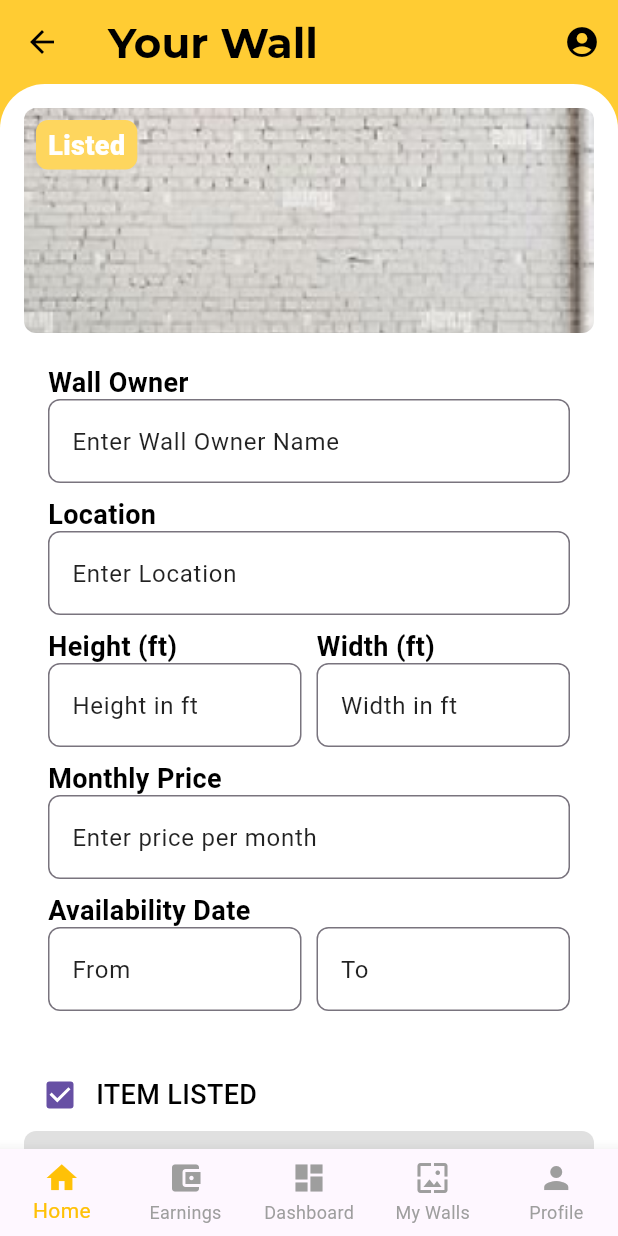
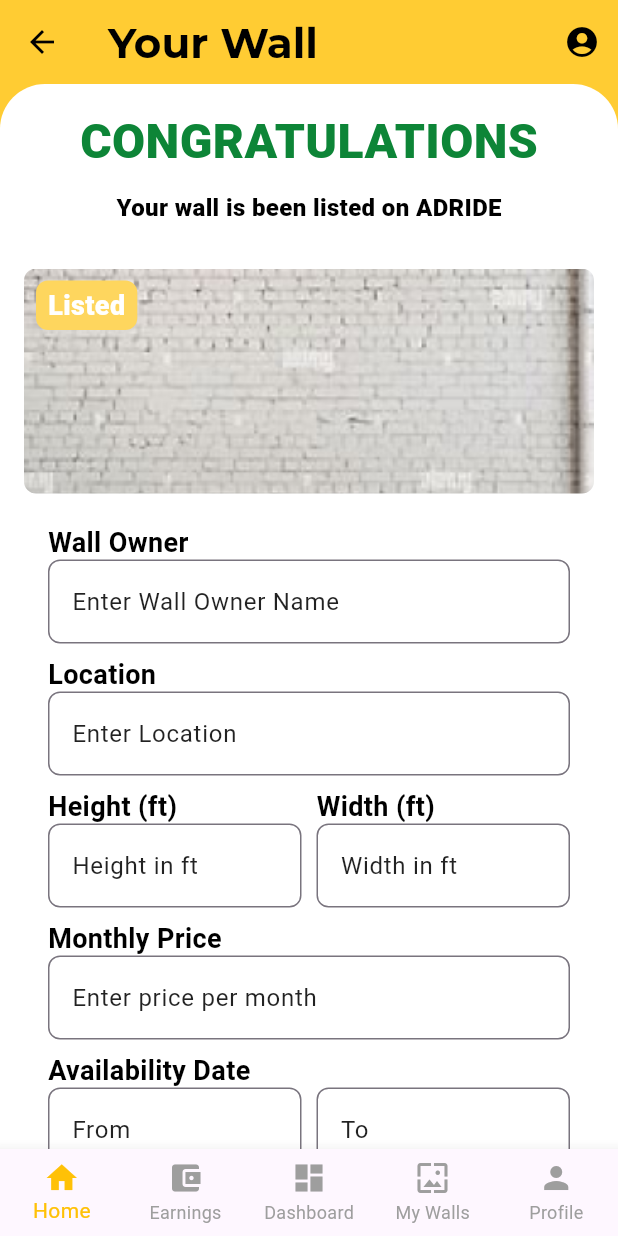
Before and after one commit to Minisock/AdRide, a Flutter app: the screen it shows after launch, on a phone screen of 412 x 824 dp. Run offline on Flutter 3.47's test engine with Material 3 defaults, Android fonts, the phone set to English and light mode, and no system bars; our stand-ins replace flutter_svg, image_picker; project files that could hold a hidden picture were left out.

Commit message:
SOme adjustments Your Wall Page

```diff
--- a/lib/features/List_Your_Wall/presentations/pages/list_your_wall.dart
+++ b/lib/features/List_Your_Wall/presentations/pages/list_your_wall.dart
@@ -40,7 +40,6 @@ class _ListWallsPageState extends State<ListWallsPage> {
 
   @override
   Widget build(BuildContext context) {
-    // Create an instance of AppColors to use instance-based access
     final colors = AppColors();
 
     return Scaffold(
--- a/lib/features/available_walls/presentations/pages/available_walls_page.dart
+++ b/lib/features/available_walls/presentations/pages/available_walls_page.dart
@@ -24,7 +24,6 @@ class _AvailableWallsPageState extends State<AvailableWallsPage> {
 
   @override
   Widget build(BuildContext context) {
-    // Create an instance of AppColors to use instance-based color access
     final colors = AppColors();
 
     return Scaffold(
--- a/lib/features/your_wall/presentations/pages/your_wall.dart
+++ b/lib/features/your_wall/presentations/pages/your_wall.dart
@@ -23,7 +23,6 @@ class _YourWallPageState extends State<YourWallPage> {
 
   @override
   Widget build(BuildContext context) {
-    // Create an instance of AppColors to use instance-based color access
     final colors = AppColors();
 
     return Scaffold(
@@ -66,8 +65,24 @@ class _YourWallPageState extends State<YourWallPage> {
               child: Padding(
                 padding: const EdgeInsets.all(16.0),
                 child: Column(
-                  crossAxisAlignment: CrossAxisAlignment.start,
+                  crossAxisAlignment: CrossAxisAlignment.center,
                   children: [
+                    Text( 'CONGRATULATIONS',
+                          style: AppTextStyles.subtitle1.copyWith(
+                          color: const Color.fromARGB(255, 13, 133, 55),
+                          fontSize: 32,
+                          fontWeight: FontWeight.w900,
+                        ),
+                    ),
+                    SizedBox(height: 10),
+                    Text( 'Your wall is been listed on ADRIDE',
+                          style: AppTextStyles.subtitle1.copyWith(
+                          color: const Color.fromARGB(255, 0, 0, 0),
+                          fontSize: 16,
+                          fontWeight: FontWeight.w900,
+                        ),
+                    ),
+                    SizedBox(height: 30),
                     Stack(
                       children: [
                         Container(
```
